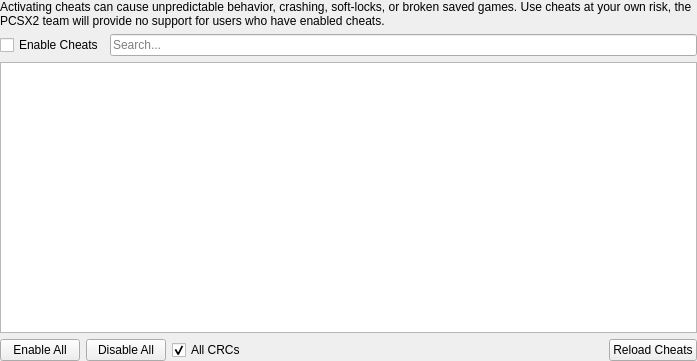
First picture: the form in pcsx2-qt/Settings/GameCheatSettingsWidget.ui, repository PCSX2/pcsx2, before the edit.
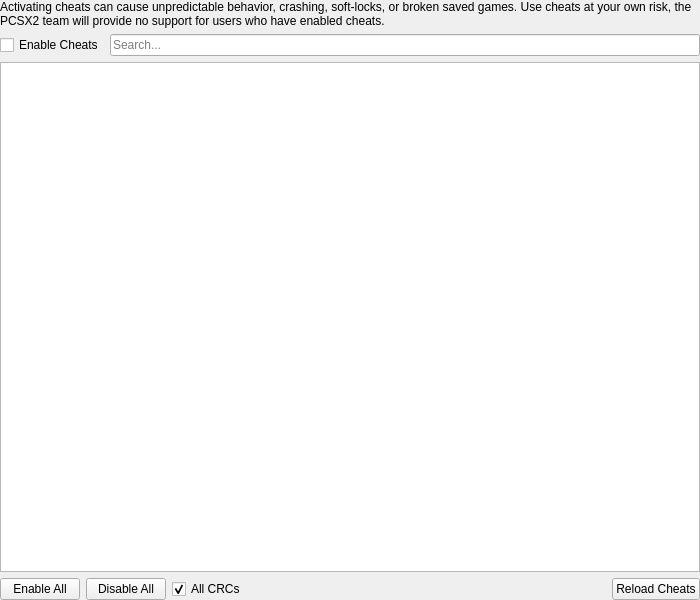
Second picture: the form after the edit.

Commit message: Qt: Fix various settings window layout issues

What changed in the file:
```diff
--- a/pcsx2-qt/Settings/GameCheatSettingsWidget.ui
+++ b/pcsx2-qt/Settings/GameCheatSettingsWidget.ui
@@ -6,8 +6,8 @@
    <rect>
     <x>0</x>
     <y>0</y>
-    <width>697</width>
-    <height>361</height>
+    <width>700</width>
+    <height>600</height>
    </rect>
   </property>
   <layout class="QVBoxLayout" name="verticalLayout">
@@ -98,7 +98,7 @@
        <property name="sizeHint" stdset="0">
         <size>
          <width>40</width>
-         <height>20</height>
+         <height>0</height>
         </size>
        </property>
       </spacer>
```
The commit also changes 31 other files.
